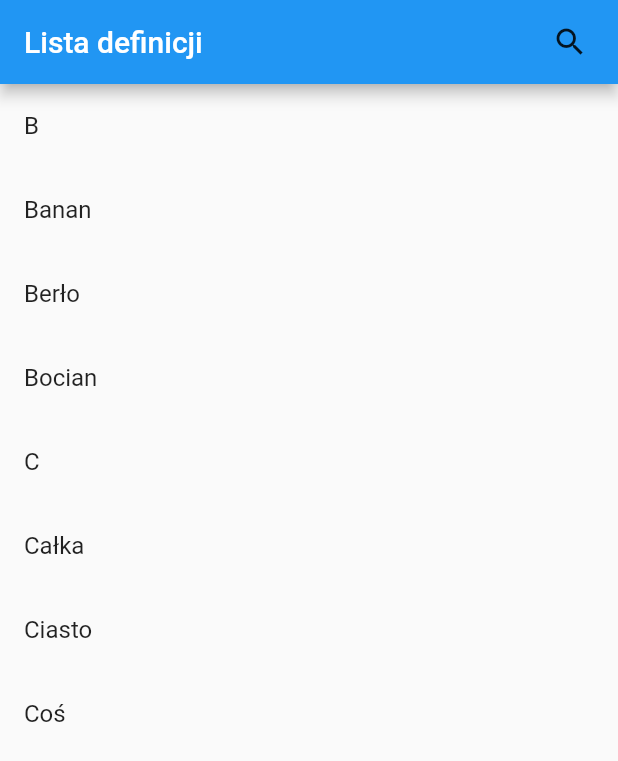
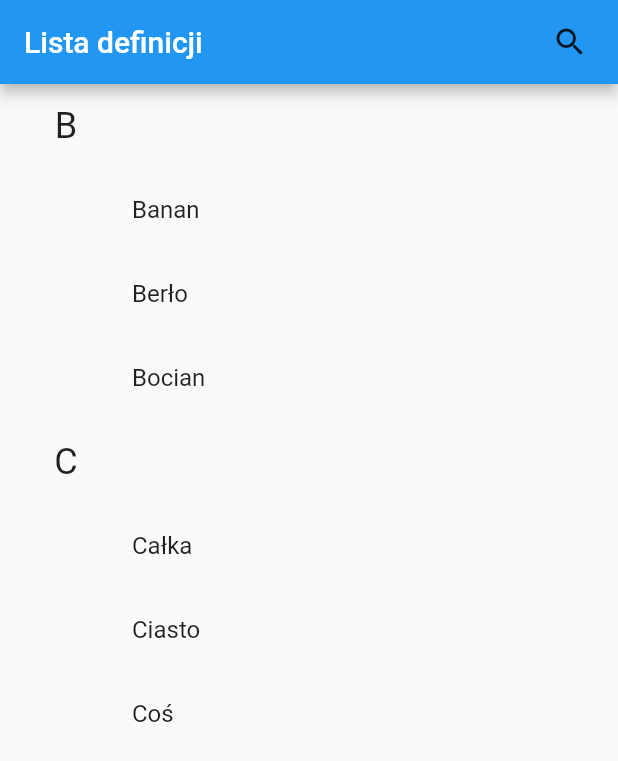
Before and after one commit to m-soltan/match_it, a Flutter app: the screen it shows after launch, on a phone screen of 412 x 824 dp. Shown: the top 761 px of the screen. Run offline on Flutter 3.47's test engine with Material 2 defaults, Android fonts, the phone set to English and light mode, and no system bars.

Commit message:
distinguish items from headers and add basic layout to tiles

```diff
--- a/lib/list_screen.dart
+++ b/lib/list_screen.dart
@@ -45,9 +45,29 @@ class ListScreen extends StatelessWidget {
           itemCount: _itemCount,
           itemBuilder: (context, index) {
             dynamic i = _items[index];
-            return ListTile(
-              title: Text(i._s),
-            );
+            if (i is _Header) {
+              return ListTile(
+                leading: Container(
+                  height: 56,
+                  width: 56,
+                  child: Center(
+                    child: Text(
+                      i._s,
+                      style: Theme.of(context).textTheme.headline5,
+                    ),
+                  ),
+                ),
+              );
+            } else {
+              assert(i is _Item);
+              return ListTile(
+                leading: Container(
+                  height: 56,
+                  width: 56,
+                ),
+                title: Text(i._s),
+              );
+            }
           },
         ),
       ),
```
